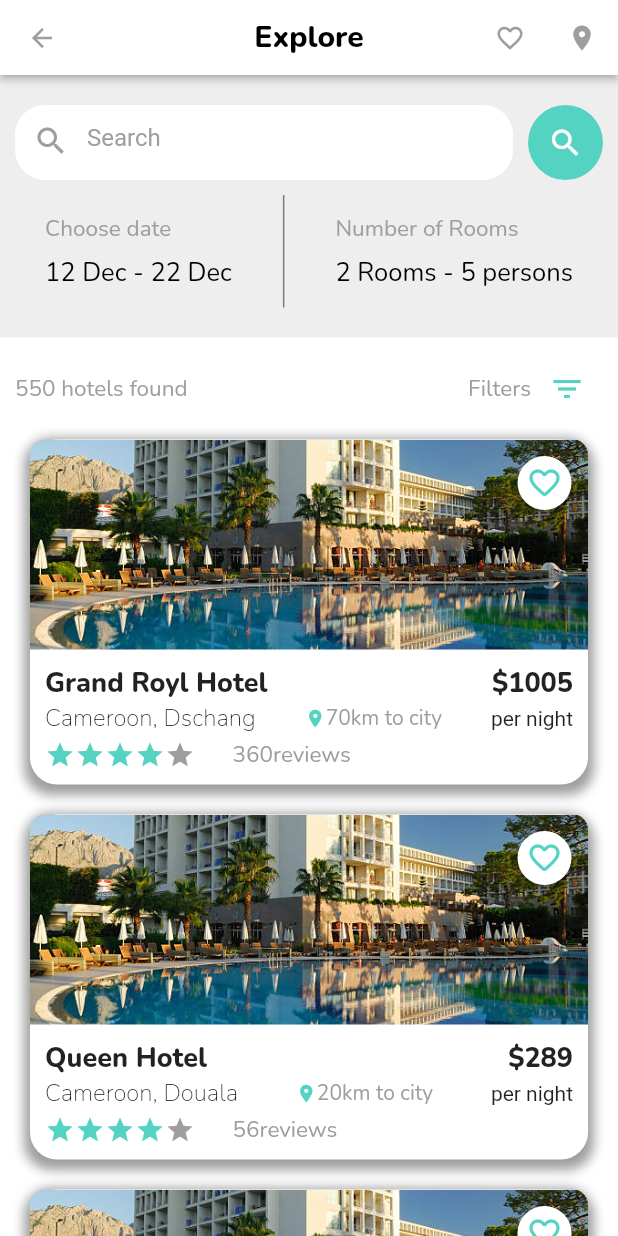
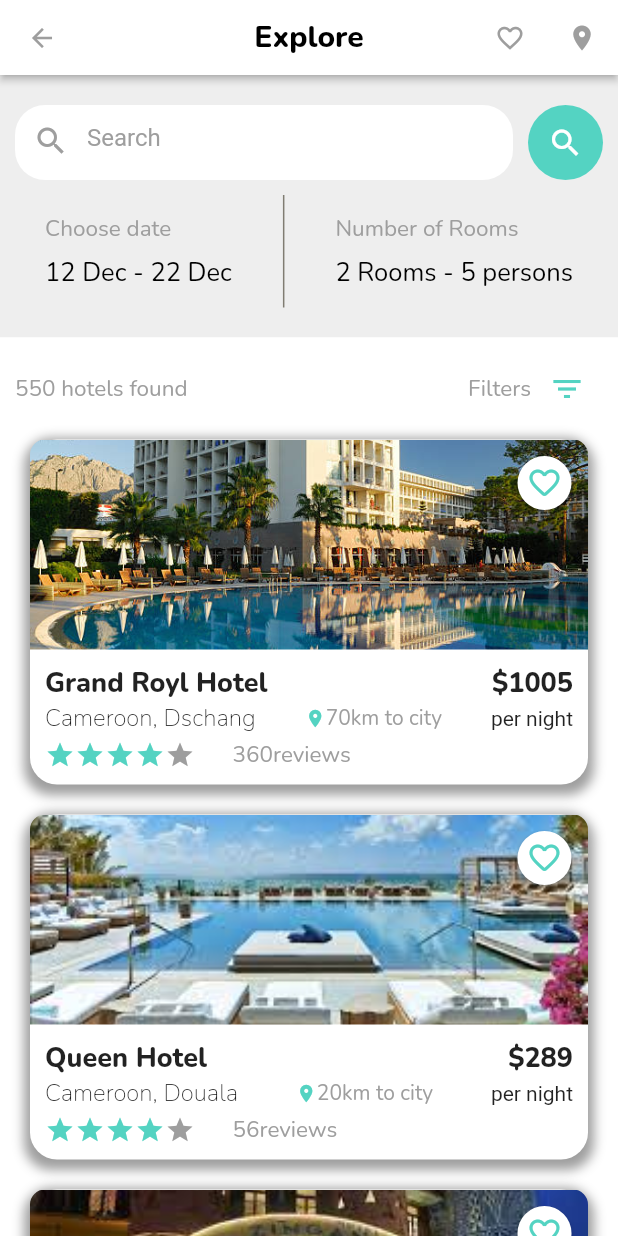
Before and after one commit to ndongchrist/flashchat, a Flutter app: the screen it shows after launch, on a phone screen of 412 x 824 dp. Run offline on Flutter 3.47's test engine with Material 2 defaults, Android fonts, the light colour scheme and no system bars; our stand-ins replace google_fonts.

Commit message:
feat: Learned about a bunch of flutter widgets

```diff
--- a/flashchat/lib/hotel_Section.dart
+++ b/flashchat/lib/hotel_Section.dart
@@ -24,7 +24,7 @@ class HotelSection extends StatelessWidget {
       'place': 'Cameroon, Douala',
       'distance': '20',
       'review': '56',
-      'picture': 'images/image1.jpg',
+      'picture': 'images/image3.jpeg',
       'price': '289'
     },
     {
@@ -32,7 +32,7 @@ class HotelSection extends StatelessWidget {
       'place': 'Cameroon, Bafoussam',
       'distance': '30',
       'review': '3600',
-      'picture': 'images/image1.jpg',
+      'picture': 'images/image5.jpeg',
       'price': '500'
     },
     {
@@ -40,7 +40,7 @@ class HotelSection extends StatelessWidget {
       'place': 'Cameroon, Yaounde',
       'distance': '2000',
       'review': '36',
-      'picture': 'images/image1.jpg',
+      'picture': 'images/image4.jpeg',
       'price': '20'
     }
   ];
```
Also changed, not shown: flashchat/images/image5.jpeg (added).
